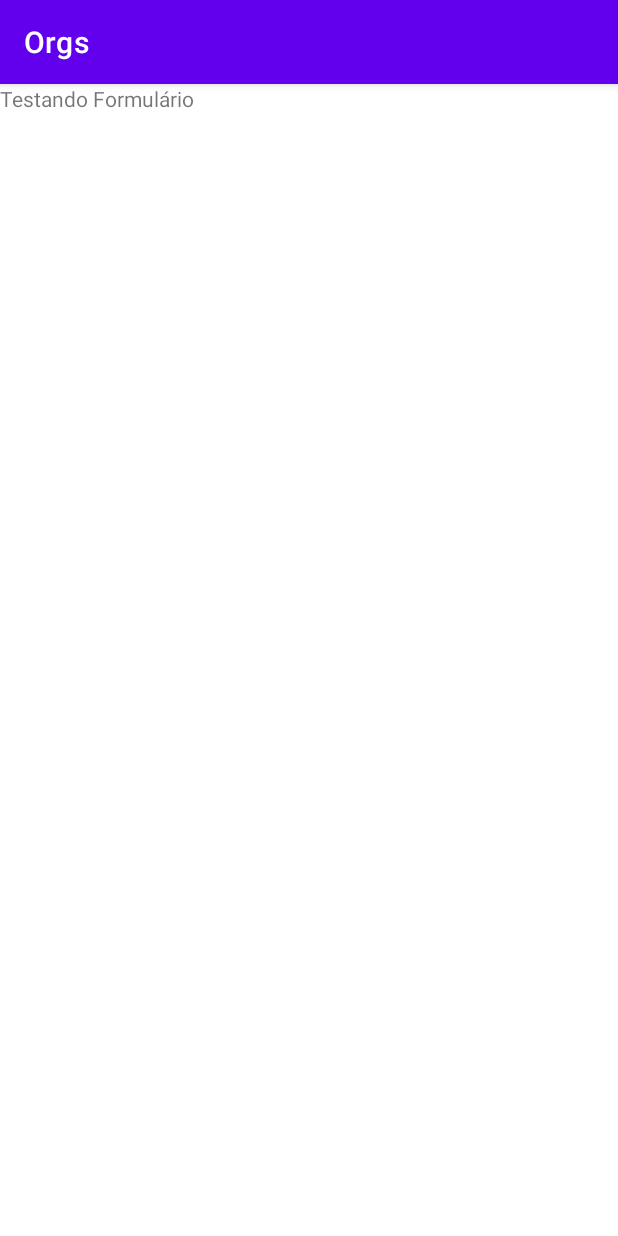
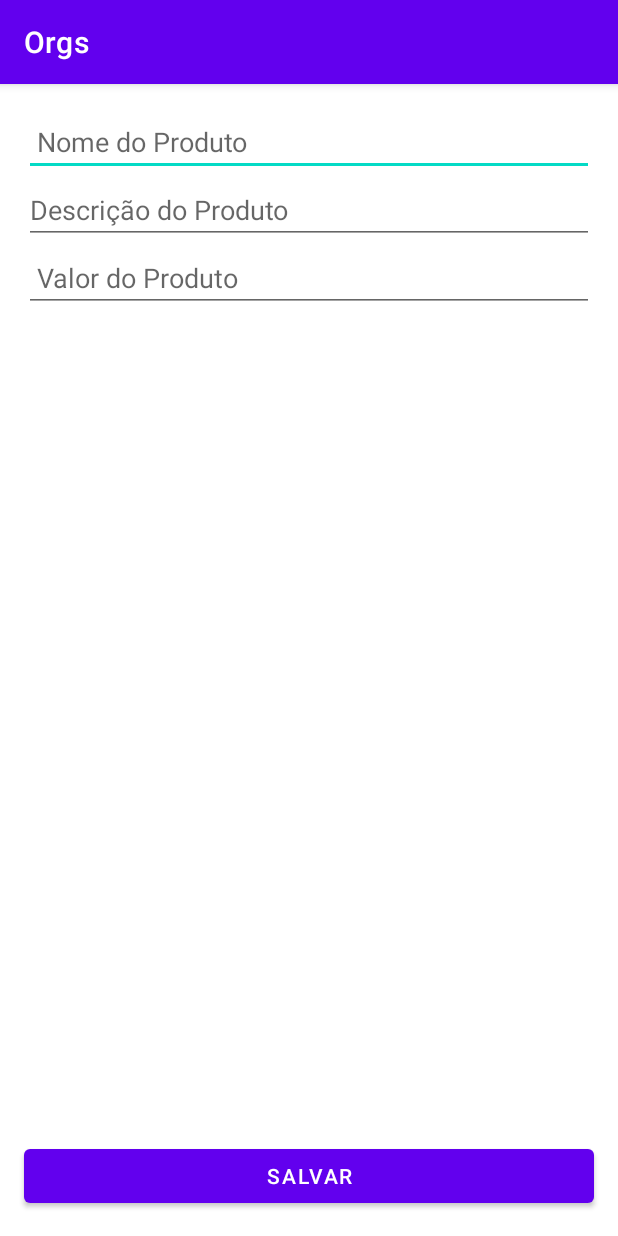
Before and after one commit to MizaelJR17/Orgs, an Android app: the screen it shows after launch (FormularioProdutoActivity), on a phone screen of 412 x 824 dp. Run offline under Robolectric (Android 15) with nearby library versions, the phone set to English and light mode, and no system bars.

Commit message:
Implementação do Formulário de Cadastro de Produtos

```diff
--- a/app/build.gradle
+++ b/app/build.gradle
@@ -37,6 +37,7 @@ dependencies {
     implementation 'androidx.core:core-ktx:1.6.0'
     implementation 'androidx.appcompat:appcompat:1.3.1'
     implementation 'com.google.android.material:material:1.4.0'
+    implementation "androidx.recyclerview:recyclerview:1.2.0"
     implementation 'androidx.constraintlayout:constraintlayout:2.1.4'
     testImplementation 'junit:junit:4.13.2'
     androidTestImplementation 'androidx.test.ext:junit:1.1.3'
--- a/app/src/main/AndroidManifest.xml
+++ b/app/src/main/AndroidManifest.xml
@@ -10,6 +10,15 @@
         android:supportsRtl="true"
         android:theme="@style/Theme.Orgs">
 
+        <activity android:name=".ui.activity.FormularioProdutoActivity"
+            android:exported="true">
+            <intent-filter>
+                <action android:name="android.intent.action.MAIN" />
+
+                <category android:name="android.intent.category.LAUNCHER" />
+            </intent-filter>
+        </activity>
+
         <activity android:name=".ui.activity.MainActivity"
             android:exported="true">
             <intent-filter>
@@ -20,14 +29,6 @@
 
 
 
-        <activity android:name=".ui.activity.FormularioProdutoActivity"
-            android:exported="true">
-            <intent-filter>
-                <action android:name="android.intent.action.MAIN" />
-
-                <category android:name="android.intent.category.LAUNCHER" />
-            </intent-filter>
-        </activity>
     </application>
 
 </manifest>
--- a/app/src/main/res/layout/activity_formulario_produto.xml
+++ b/app/src/main/res/layout/activity_formulario_produto.xml
@@ -7,13 +7,39 @@
     tools:context=".ui.activity.FormularioProdutoActivity">
 
 
+    <EditText android:id="@+id/nome"
+        android:layout_width="0dp"
+        android:layout_height="wrap_content"
+        android:hint=" Nome do Produto"
+        android:layout_margin="16dp"
+        app:layout_constraintStart_toStartOf="parent"
+        app:layout_constraintTop_toTopOf="parent"
+        app:layout_constraintEnd_toEndOf="parent"/>
 
+    <EditText android:id="@+id/descricao"
+        android:layout_width="0dp"
+        android:layout_height="wrap_content"
+        android:hint="Descrição do Produto"
+        app:layout_constraintEnd_toEndOf="@id/nome"
+        app:layout_constraintStart_toStartOf="@+id/nome"
+        app:layout_constraintTop_toBottomOf="@+id/nome"/>
 
+    <EditText android:id="@+id/valor"
+        android:layout_width="0dp"
+        android:layout_height="wrap_content"
+        android:hint=" Valor do Produto "
+        app:layout_constraintEnd_toEndOf="@+id/nome"
+        app:layout_constraintStart_toStartOf="@+id/nome"
+        app:layout_constraintTop_toBottomOf="@+id/descricao"
+        />
 
+    <Button
+        android:layout_width="0dp"
+        android:layout_margin="16dp"
+        android:layout_height="wrap_content"
+        android:text="Salvar"
+        app:layout_constraintEnd_toEndOf="parent"
+        app:layout_constraintStart_toStartOf="parent"
+        app:layout_constraintBottom_toBottomOf="parent" />
 
-
-    <TextView
-        android:layout_width="match_parent"
-        android:layout_height="wrap_content"
-        android:text="Testando Formulário" />
 </androidx.constraintlayout.widget.ConstraintLayout>
```
